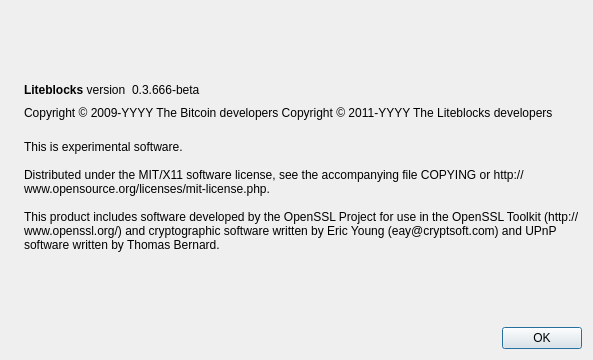
The window that src/qt/forms/aboutdialog.ui (liteblocks-project/liteblocks) describes before a commit, drawn with Qt 5.
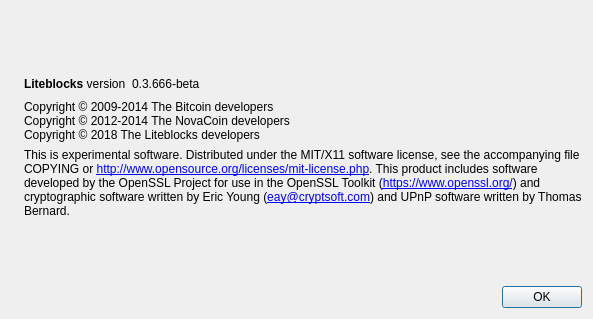
The same window after the commit. Icons and pictures are not drawn.

The edit to the form file:
```diff
--- a/src/qt/forms/aboutdialog.ui
+++ b/src/qt/forms/aboutdialog.ui
@@ -7,7 +7,7 @@
     <x>0</x>
     <y>0</y>
     <width>593</width>
-    <height>360</height>
+    <height>319</height>
    </rect>
   </property>
   <property name="windowTitle">
@@ -91,11 +91,9 @@
         <cursorShape>IBeamCursor</cursorShape>
        </property>
        <property name="text">
-        <string notr="true">Copyright &amp;copy; 2009-YYYY The Bitcoin developers
-Copyright &amp;copy; 2011-YYYY The Liteblocks developers</string>
-       </property>
-       <property name="textFormat">
-        <enum>Qt::RichText</enum>
+        <string>Copyright © 2009-2014 The Bitcoin developers
+Copyright © 2012-2014 The NovaCoin developers
+Copyright © 2018 The Liteblocks developers</string>
        </property>
        <property name="textInteractionFlags">
         <set>Qt::LinksAccessibleByMouse|Qt::TextSelectableByKeyboard|Qt::TextSelectableByMouse</set>
@@ -111,9 +109,12 @@
         <string>
 This is experimental software.
 
-Distributed under the MIT/X11 software license, see the accompanying file COPYING or http://www.opensource.org/licenses/mit-license.php.
+Distributed under the MIT/X11 software license, see the accompanying file COPYING or &lt;a href=&quot;http://www.opensource.org/licenses/mit-license.php&quot;&gt;http://www.opensource.org/licenses/mit-license.php&lt;/a&gt;.
 
-This product includes software developed by the OpenSSL Project for use in the OpenSSL Toolkit (http://www.openssl.org/) and cryptographic software written by Eric Young (eay@cryptsoft.com) and UPnP software written by Thomas Bernard.</string>
+This product includes software developed by the OpenSSL Project for use in the OpenSSL Toolkit (&lt;a href=&quot;https://www.openssl.org/&quot;&gt;https://www.openssl.org/&lt;/a&gt;) and cryptographic software written by Eric Young (&lt;a href=&quot;mailto:eay@cryptsoft.com&quot;&gt;eay@cryptsoft.com&lt;/a&gt;) and UPnP software written by Thomas Bernard.</string>
+       </property>
+       <property name="textFormat">
+        <enum>Qt::RichText</enum>
        </property>
        <property name="wordWrap">
         <bool>true</bool>
```
